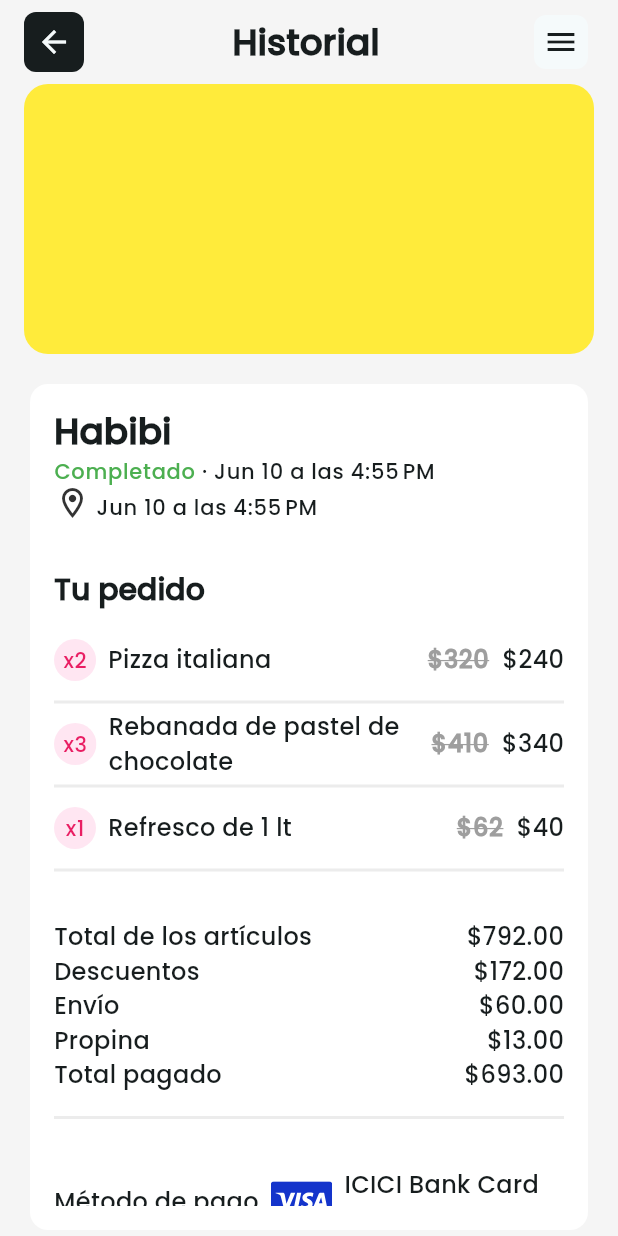
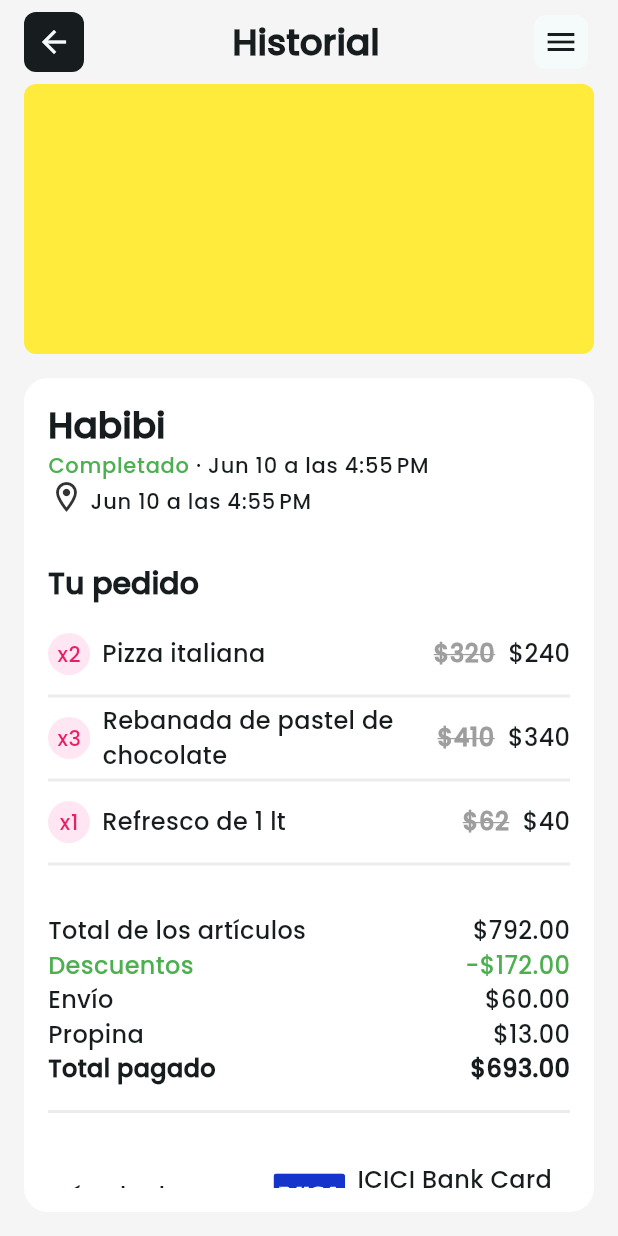
Before and after one commit to DanielAndresClavijo/orders-app, a Flutter app: the OrderListPage screen opened by its route, after a tap on "Habibi", on a phone screen of 412 x 824 dp. Run offline on Flutter 3.47's test engine with Material 3 defaults, Android fonts, the phone set to English and light mode, and no system bars; our stand-ins replace flutter_riverpod, flutter_svg, get_it, go_router, lottie, supabase_flutter; accounts and stored records are empty.

Commit message:
EDIT - pages layout

```diff
--- a/lib/config/router/common_router.dart
+++ b/lib/config/router/common_router.dart
@@ -1,11 +1,11 @@
 import 'package:flutter/material.dart';
 import 'package:get_it/get_it.dart';
 import 'package:go_router/go_router.dart';
+import 'package:orders_app/config/navigation_history.dart';
 import 'package:orders_app/config/router/auth/auth_routes.dart';
 import 'package:orders_app/config/router/orders/orders_routes.dart';
 import 'package:orders_app/config/router/welcome/welcome_routes.dart';
 import 'package:orders_app/ui/core/components/base/unauthorized_user_base_page.dart';
-import 'package:orders_app/ui/core/components/navigation_history.dart';
 
 final GlobalKey<NavigatorState> _rootNavigatorKey =
     GlobalKey<NavigatorState>(debugLabel: 'root');
--- a/lib/config/router/orders/orders_routes.dart
+++ b/lib/config/router/orders/orders_routes.dart
@@ -1,8 +1,8 @@
 import 'package:flutter/material.dart';
 import 'package:go_router/go_router.dart';
+import 'package:orders_app/config/navigation_history.dart';
 import 'package:orders_app/config/router/common_router.dart';
 import 'package:orders_app/ui/core/components/base/authorized_user_base_page.dart';
-import 'package:orders_app/ui/core/components/navigation_history.dart';
 import 'package:orders_app/ui/features/orders/order_detail_page.dart';
 import 'package:orders_app/ui/features/orders/order_list_page.dart';
 
--- a/lib/injector/injector.dart
+++ b/lib/injector/injector.dart
@@ -1,6 +1,7 @@
 import 'package:flutter_riverpod/flutter_riverpod.dart';
 import 'package:get_it/get_it.dart';
 import 'package:orders_app/config/app_config.dart';
+import 'package:orders_app/config/navigation_history.dart';
 import 'package:orders_app/data/datasources/auth_datasource.dart';
 import 'package:orders_app/data/datasources/local/auth_local_datasource.dart';
 import 'package:orders_app/data/datasources/local/orders_local_datasource.dart';
@@ -13,7 +14,6 @@ import 'package:orders_app/domain/repositories/auth_repository.dart';
 import 'package:orders_app/domain/repositories/orders_repository.dart';
 import 'package:orders_app/domain/usecases/auth_use_case.dart';
 import 'package:orders_app/domain/usecases/orders_use_case.dart';
-import 'package:orders_app/ui/core/components/navigation_history.dart';
 import 'package:supabase_flutter/supabase_flutter.dart';
 
 class Injector {
--- a/lib/ui/core/components/base/authorized_user_base_page.dart
+++ b/lib/ui/core/components/base/authorized_user_base_page.dart
@@ -1,8 +1,8 @@
 import 'package:flutter/material.dart';
 import 'package:go_router/go_router.dart';
+import 'package:orders_app/config/navigation_history.dart';
 import 'package:orders_app/ui/core/components/buttons/back_button.dart';
 import 'package:orders_app/ui/core/components/buttons/menu_wrapper_button.dart';
-import 'package:orders_app/ui/core/components/navigation_history.dart';
 import 'package:orders_app/ui/core/extensions/context_extension.dart';
 
 /// Origen de la página del pedido
--- /dev/null
+++ b/lib/ui/core/components/orders/details/direct_type_widget.dart
@@ -0,0 +1,49 @@
+import 'package:flutter/material.dart';
+import 'package:orders_app/domain/entities/order.dart';
+import 'package:orders_app/ui/core/components/orders/details/price_resume_widget.dart';
+import 'package:orders_app/ui/core/components/orders/list/product_order_item_widget.dart';
+
+/// Widget para el diseño en la página de detalles de pedido cuando el pedido
+/// es de tipo [OrderType.direct]
+class DirectTypeWidget extends StatelessWidget {
+  final Order order;
+
+  const DirectTypeWidget({super.key, required this.order});
+
+  @override
+  Widget build(BuildContext context) {
+    return Column(
+      children: [
+        for (var product in order.products)
+          SizedBox(
+            height: 56,
+            child: ProductOrderItemWidget(productOrder: product),
+          ),
+        const SizedBox(height: 32),
+        PriceResumeWidget(
+          labelDescription: "Total de los artículos",
+          price: "\$${order.totalProductPrice.toStringAsFixed(2)}",
+        ),
+        PriceResumeWidget(
+          labelDescription: "Descuentos",
+          price: "-\$"
+              "${order.totalProductPriceDiscount.toStringAsFixed(2)}",
+          color: Colors.green,
+        ),
+        PriceResumeWidget(
+          labelDescription: "Envío",
+          price: "\$${order.shipment.toStringAsFixed(2)}",
+        ),
+        PriceResumeWidget(
+          labelDescription: "Propina",
+          price: "\$${order.tip.toStringAsFixed(2)}",
+        ),
+        PriceResumeWidget(
+          labelDescription: "Total pagado",
+          price: "\$${order.totalPrice.toStringAsFixed(2)}",
+          iFontBold: true,
+        ),
+      ],
+    );
+  }
+}
--- /dev/null
+++ b/lib/ui/core/components/orders/details/price_resume_widget.dart
@@ -0,0 +1,43 @@
+import 'package:flutter/material.dart';
+import 'package:orders_app/ui/core/extensions/context_extension.dart';
+
+/// Diseño para el resume de precio de los productos del pedido en la página detalles.
+class PriceResumeWidget extends StatelessWidget {
+  final String labelDescription;
+  final String price;
+  final Color? color;
+  final bool iFontBold;
+
+  const PriceResumeWidget(
+      {super.key,
+      required this.labelDescription,
+      required this.price,
+      this.color,
+      this.iFontBold = false});
+
+  @override
+  Widget build(BuildContext context) {
+    return Row(
+      mainAxisAlignment: MainAxisAlignment.spaceBetween,
+      children: [
+        Flexible(
+          child: Text(
+            labelDescription,
+            overflow: TextOverflow.ellipsis,
+            style: context.font.bodyMedium?.copyWith(
+              color: color,
+              fontWeight: iFontBold ? FontWeight.w700 : null,
+            ),
+          ),
+        ),
+        Text(
+          price,
+          style: context.font.bodyMedium?.copyWith(
+            color: color,
+            fontWeight: iFontBold ? FontWeight.w700 : null,
+          ),
+        ),
+      ],
+    );
+  }
+}
--- /dev/null
+++ b/lib/ui/core/components/orders/details/promo_type_widget.dart
@@ -0,0 +1,35 @@
+import 'package:flutter/material.dart';
+import 'package:orders_app/domain/entities/order.dart';
+import 'package:orders_app/ui/core/components/orders/details/price_resume_widget.dart';
+
+/// Widget para el diseño en la página de detalles de pedido cuando el pedido
+/// es de tipo [OrderType.promo]
+class PromoTypeWidget extends StatelessWidget {
+  final Order order;
+
+  const PromoTypeWidget({super.key, required this.order});
+
+  @override
+  Widget build(BuildContext context) {
+    return Column(
+      children: [
+        const SizedBox(height: 24),
+        PriceResumeWidget(
+          labelDescription: "Total de los artículos",
+          price: _getPriceTotal(),
+        ),
+        const SizedBox(height: 16),
+        PriceResumeWidget(
+          labelDescription: "Total pagado",
+          price: _getPriceTotal(),
+          iFontBold: true,
+        ),
+      ],
+    );
+  }
+
+  String _getPriceTotal() {
+    if (order.status == OrderStatus.noShow) return "\$500.00";
+    return "\$0.00";
+  }
+}
--- a/lib/ui/core/components/orders/order_list_item_widget.dart
+++ b/lib/ui/core/components/orders/list/order_list_item_widget.dart
@@ -7,6 +7,7 @@ import 'package:orders_app/ui/core/extensions/context_extension.dart';
 import 'package:orders_app/ui/core/extensions/date_time_extension.dart';
 import 'package:orders_app/ui/core/extensions/order_extension.dart';
 
+/// Widget que representa cada item de la lista de pedidos.
 class OrderListItemWidget extends StatelessWidget {
   final Order order;
 
--- a/lib/ui/core/components/orders/order_list_widget.dart
+++ b/lib/ui/core/components/orders/list/order_list_widget.dart
@@ -1,6 +1,6 @@
 import 'package:flutter/material.dart';
 import 'package:orders_app/domain/entities/order.dart';
-import 'package:orders_app/ui/core/components/orders/order_list_item_widget.dart';
+import 'package:orders_app/ui/core/components/orders/list/order_list_item_widget.dart';
 
 /// Definimos el ancho maximo de cada celda
 const double _kCellWidth = 450.0;
--- a/lib/ui/features/orders/order_detail_page.dart
+++ b/lib/ui/features/orders/order_detail_page.dart
@@ -4,11 +4,13 @@ import 'package:flutter_svg/flutter_svg.dart';
 import 'package:orders_app/config/assets.dart';
 import 'package:orders_app/domain/entities/order.dart';
 import 'package:orders_app/injector/injector_providers.dart';
-import 'package:orders_app/ui/core/components/orders/product_order_item_widget.dart';
+import 'package:orders_app/ui/core/components/orders/details/direct_type_widget.dart';
+import 'package:orders_app/ui/core/components/orders/details/promo_type_widget.dart';
 import 'package:orders_app/ui/core/extensions/context_extension.dart';
 import 'package:orders_app/ui/core/extensions/date_time_extension.dart';
 import 'package:orders_app/ui/core/extensions/order_extension.dart';
 
+/// Página que muestra los detalles de algún pedido, según [orderId].
 class OrderDetailPage extends ConsumerStatefulWidget {
   final int orderId;
 
@@ -68,7 +70,8 @@ class _OrderDetailState extends ConsumerState<OrderDetailPage> {
       body: Container(
         alignment: Alignment.topCenter,
         padding: const EdgeInsets.symmetric(horizontal: 16),
-        child: ConstrainedBox(
+        child: Container(
+          padding: const EdgeInsets.only(bottom: 16),
           constraints: const BoxConstraints(
             maxWidth: 940,
           ),
@@ -77,16 +80,19 @@ class _OrderDetailState extends ConsumerState<OrderDetailPage> {
               Container(
                 decoration: BoxDecoration(
                   color: Colors.yellow,
-                  borderRadius: BorderRadius.circular(16),
+                  borderRadius: BorderRadius.circular(8),
                 ),
                 height: 180,
               ),
               const SizedBox(height: 16),
               Flexible(
-                child: Card(
+                child: Material(
                   color: context.theme.cardColor,
                   surfaceTintColor: Colors.transparent,
                   shadowColor: Colors.transparent,
+                  shape: RoundedRectangleBorder(
+                    borderRadius: BorderRadius.circular(16),
+                  ),
                   child: Padding(
                     padding: const EdgeInsets.all(16.0),
                     child: Column(
@@ -114,6 +120,7 @@ class _OrderDetailState extends ConsumerState<OrderDetailPage> {
                           ),
                           style: context.font.labelSmall,
                         ),
+                        if (!_order!.isPromo)
                           Text.rich(
                             TextSpan(
                               text: "",
@@ -123,7 +130,8 @@ class _OrderDetailState extends ConsumerState<OrderDetailPage> {
                                 ),
                                 const TextSpan(text: " "),
                                 TextSpan(
-                                  text: _order!.updatedAt.monthDayAndHourText),
+                                    text:
+                                        _order!.updatedAt.monthDayAndHourText),
                               ],
                             ),
                             style: context.font.labelSmall,
@@ -141,35 +149,10 @@ class _OrderDetailState extends ConsumerState<OrderDetailPage> {
                               mainAxisSize: MainAxisSize.min,
                               crossAxisAlignment: CrossAxisAlignment.start,
                               children: [
-                                for (var product in _order!.products)
-                                  SizedBox(
-                                    height: 56,
-                                    child: ProductOrderItemWidget(
-                                        productOrder: product),
-                                  ),
-                                const SizedBox(height: 32),
-                                _buildPriceResume(
-                                  labelDescription: "Total de los artículos",
-                                  price: _order!.totalProductPrice
-                                      .toStringAsFixed(2),
-                                ),
-                                _buildPriceResume(
-                                  labelDescription: "Descuentos",
-                                  price: _order!.totalProductPriceDiscount
-                                      .toStringAsFixed(2),
-                                ),
-                                _buildPriceResume(
-                                  labelDescription: "Envío",
-                                  price: _order!.shipment.toStringAsFixed(2),
-                                ),
-                                _buildPriceResume(
-                                  labelDescription: "Propina",
-                                  price: _order!.tip.toStringAsFixed(2),
-                                ),
-                                _buildPriceResume(
-                                  labelDescription: "Total pagado",
-                                  price: _order!.totalPrice.toStringAsFixed(2),
-                                ),
+                                if (_order!.isPromo)
+                                  PromoTypeWidget(order: _order!)
+                                else
+                                  DirectTypeWidget(order: _order!),
                                 const SizedBox(height: 16),
                                 Divider(
                                   height: 2,
@@ -177,10 +160,12 @@ class _OrderDetailState extends ConsumerState<OrderDetailPage> {
                                   color: Colors.grey.withOpacity(0.2),
                                 ),
                                 const SizedBox(height: 32),
-                                Flexible(
+                                SizedBox(
+                                  width: context.screenSize.width,
                                   child: Wrap(
                                     spacing: 8,
-                                    alignment: WrapAlignment.start,
+                                    runSpacing: 8,
+                                    alignment: WrapAlignment.spaceBetween,
                                     crossAxisAlignment:
                                         WrapCrossAlignment.center,
                                     runAlignment: WrapAlignment.spaceBetween,
@@ -191,11 +176,14 @@ class _OrderDetailState extends ConsumerState<OrderDetailPage> {
                                         mainAxisAlignment:
                                             MainAxisAlignment.end,
                                         children: [
-                                          SvgPicture.asset(
+                                          SizedBox.square(
+                                            dimension: 48,
+                                            child: SvgPicture.asset(
                                               _order!.paymentMethod ==
                                                       PaymentMethod.visa
                                                   ? Assets.visaLogo
                                                   : Assets.mastercardLogo,
+                                            ),
                                           ),
                                           const SizedBox(width: 8),
                                           const Flexible(
@@ -224,6 +212,16 @@ class _OrderDetailState extends ConsumerState<OrderDetailPage> {
                                 const SizedBox(height: 32),
                                 OutlinedButton(
                                   onPressed: () {},
+                                  style: ButtonStyle(
+                                    foregroundColor: WidgetStatePropertyAll(
+                                      context.color.onSurface,
+                                    ),
+                                    overlayColor: WidgetStatePropertyAll(
+                                      context.color.onSurface.withOpacity(
+                                        0.2,
+                                      ),
+                                    ),
+                                  ),
                                   child: const Center(
                                     child: Padding(
                                       padding: EdgeInsets.symmetric(
@@ -236,6 +234,16 @@ class _OrderDetailState extends ConsumerState<OrderDetailPage> {
                                 const SizedBox(height: 8),
                                 OutlinedButton(
                                   onPressed: () {},
+                                  style: ButtonStyle(
+                                    foregroundColor: WidgetStatePropertyAll(
+                                      context.color.onSurface,
+                                    ),
+                                    overlayColor: WidgetStatePropertyAll(
+                                      context.color.onSurface.withOpacity(
+                                        0.2,
+                                      ),
+                                    ),
+                                  ),
                                   child: const Center(
                                     child: Padding(
                                       padding: EdgeInsets.symmetric(
@@ -260,22 +268,4 @@ class _OrderDetailState extends ConsumerState<OrderDetailPage> {
       ),
     );
   }
-
-  Widget _buildPriceResume({
-    required String labelDescription,
-    required String price,
-  }) {
-    return Row(
-      mainAxisAlignment: MainAxisAlignment.spaceBetween,
-      children: [
-        Flexible(
-          child: Text(
-            labelDescription,
-            overflow: TextOverflow.ellipsis,
-          ),
-        ),
-        Text("\$$price"),
-      ],
-    );
 }
-}
--- a/lib/ui/features/orders/order_list_page.dart
+++ b/lib/ui/features/orders/order_list_page.dart
@@ -2,9 +2,10 @@ import 'package:flutter/material.dart';
 import 'package:flutter_riverpod/flutter_riverpod.dart';
 import 'package:orders_app/domain/entities/order.dart';
 import 'package:orders_app/injector/injector_providers.dart';
-import 'package:orders_app/ui/core/components/orders/order_list_widget.dart';
+import 'package:orders_app/ui/core/components/orders/list/order_list_widget.dart';
 import 'package:orders_app/ui/core/extensions/context_extension.dart';
 
+/// Página donde se listan las ordenes.
 class OrderListPage extends ConsumerStatefulWidget {
   const OrderListPage({
     super.key,
@@ -43,7 +44,8 @@ class _OrderListPageState extends ConsumerState<OrderListPage> {
         ),
       );
     }
-    return Center(
+    return Scaffold(
+      body: Center(
         child: Padding(
           padding: const EdgeInsets.all(8),
           child: ConstrainedBox(
@@ -74,6 +76,7 @@ class _OrderListPageState extends ConsumerState<OrderListPage> {
             ),
           ),
         ),
+      ),
     );
   }
 }
```
Also changed, not shown: lib/config/navigation_history.dart (renamed from lib/ui/core/components/navigation_history.dart), lib/ui/core/components/orders/list/product_order_item_widget.dart (renamed from lib/ui/core/components/orders/product_order_item_widget.dart). Lines whose indentation alone changed are shown as unchanged.
